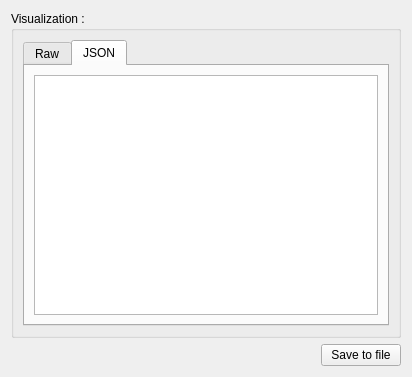
Above: BleachUI/CoreView/ui/ViewerNodeUi.ui from fatehmtd/RequestFlow before the change. Below: the same form after it.
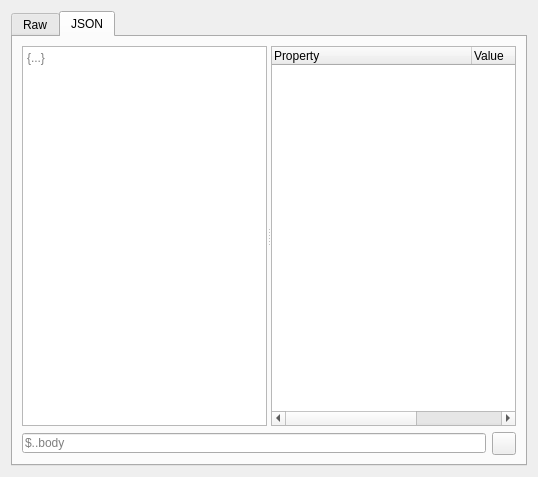
That is the form after the change. The open tabs and pages were chosen to show the change. Icons and pictures are not drawn.

```diff
--- a/BleachUI/CoreView/ui/ViewerNodeUi.ui
+++ b/BleachUI/CoreView/ui/ViewerNodeUi.ui
@@ -6,22 +6,22 @@
    <rect>
     <x>0</x>
     <y>0</y>
-    <width>412</width>
-    <height>377</height>
+    <width>538</width>
+    <height>477</height>
    </rect>
   </property>
   <property name="windowTitle">
    <string>Form</string>
   </property>
-  <layout class="QGridLayout" name="gridLayout_2">
-   <item row="0" column="0" colspan="2">
-    <widget class="QGroupBox" name="groupBox">
-     <property name="title">
-      <string>Visualization :</string>
-     </property>
      <layout class="QGridLayout" name="gridLayout">
       <item row="0" column="0">
        <widget class="QTabWidget" name="tabWidget">
+     <property name="tabPosition">
+      <enum>QTabWidget::North</enum>
+     </property>
+     <property name="tabShape">
+      <enum>QTabWidget::Rounded</enum>
+     </property>
         <property name="currentIndex">
          <number>0</number>
         </property>
@@ -39,35 +39,107 @@
          <attribute name="title">
           <string>JSON</string>
          </attribute>
-         <layout class="QGridLayout" name="gridLayout_3">
-          <item row="0" column="0">
-           <widget class="QTextEdit" name="textEdit_json"/>
-          </item>
-         </layout>
-        </widget>
-       </widget>
-      </item>
-     </layout>
-    </widget>
-   </item>
-   <item row="1" column="0">
-    <spacer name="horizontalSpacer">
+      <layout class="QGridLayout" name="gridLayout_2">
+       <item row="0" column="0" colspan="2">
+        <widget class="QSplitter" name="splitter_2">
      <property name="orientation">
       <enum>Qt::Horizontal</enum>
      </property>
-     <property name="sizeHint" stdset="0">
+         <widget class="QTextEdit" name="textEdit_json">
+          <property name="readOnly">
+           <bool>true</bool>
+          </property>
+          <property name="placeholderText">
+           <string>{...}</string>
+          </property>
+         </widget>
+         <widget class="QTreeWidget" name="treeWidget">
+          <property name="editTriggers">
+           <set>QAbstractItemView::NoEditTriggers</set>
+          </property>
+          <property name="tabKeyNavigation">
+           <bool>true</bool>
+          </property>
+          <property name="alternatingRowColors">
+           <bool>true</bool>
+          </property>
+          <property name="selectionMode">
+           <enum>QAbstractItemView::NoSelection</enum>
+          </property>
+          <property name="selectionBehavior">
+           <enum>QAbstractItemView::SelectItems</enum>
+          </property>
+          <property name="rootIsDecorated">
+           <bool>true</bool>
+          </property>
+          <property name="uniformRowHeights">
+           <bool>false</bool>
+          </property>
+          <property name="sortingEnabled">
+           <bool>false</bool>
+          </property>
+          <property name="animated">
+           <bool>false</bool>
+          </property>
+          <property name="allColumnsShowFocus">
+           <bool>true</bool>
+          </property>
+          <property name="wordWrap">
+           <bool>false</bool>
+          </property>
+          <property name="headerHidden">
+           <bool>false</bool>
+          </property>
+          <attribute name="headerMinimumSectionSize">
+           <number>200</number>
+          </attribute>
+          <attribute name="headerDefaultSectionSize">
+           <number>200</number>
+          </attribute>
+          <column>
+           <property name="text">
+            <string>Property</string>
+           </property>
+          </column>
+          <column>
+           <property name="text">
+            <string>Value</string>
+           </property>
+          </column>
+         </widget>
+        </widget>
+       </item>
+       <item row="1" column="0">
+        <widget class="QLineEdit" name="lineEdit_jsonPath">
+         <property name="maximumSize">
       <size>
-       <width>310</width>
+           <width>16777215</width>
        <height>20</height>
       </size>
      </property>
-    </spacer>
+         <property name="placeholderText">
+          <string>$..body</string>
+         </property>
+        </widget>
    </item>
    <item row="1" column="1">
-    <widget class="QPushButton" name="pushButton">
+        <widget class="QToolButton" name="toolButton_filter">
+         <property name="maximumSize">
+          <size>
+           <width>32</width>
+           <height>16777215</height>
+          </size>
+         </property>
      <property name="text">
-      <string>Save to file</string>
-     </property>
+          <string/>
+         </property>
+         <property name="icon">
+          <iconset theme=":/ui/filter"/>
+         </property>
+        </widget>
+       </item>
+      </layout>
+     </widget>
     </widget>
    </item>
   </layout>
```
Left out of the diff: 11 changed lines with no effect on the pictures. Lines whose indentation alone changed are shown as unchanged.
